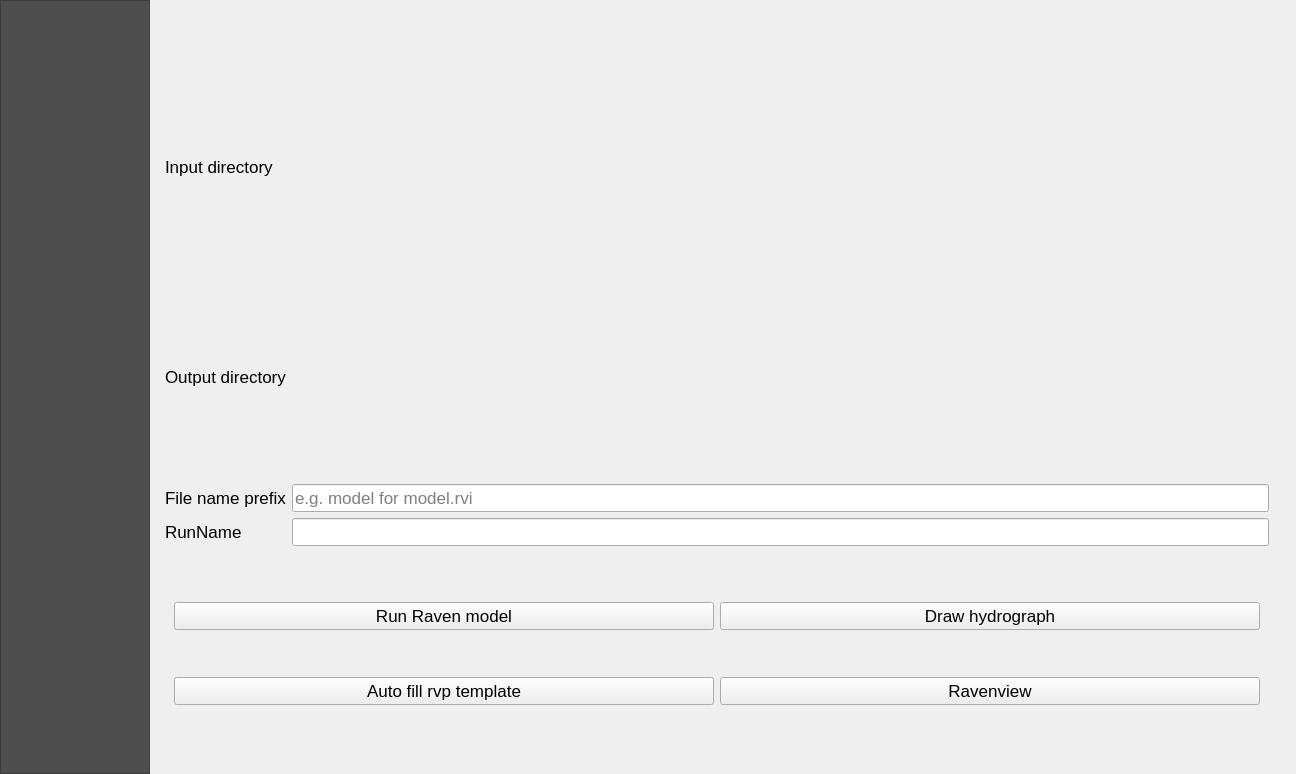
The window that qraven/qraven_dialog_base.ui (Scriptbash/QRaven) describes before a commit, drawn with Qt 5.
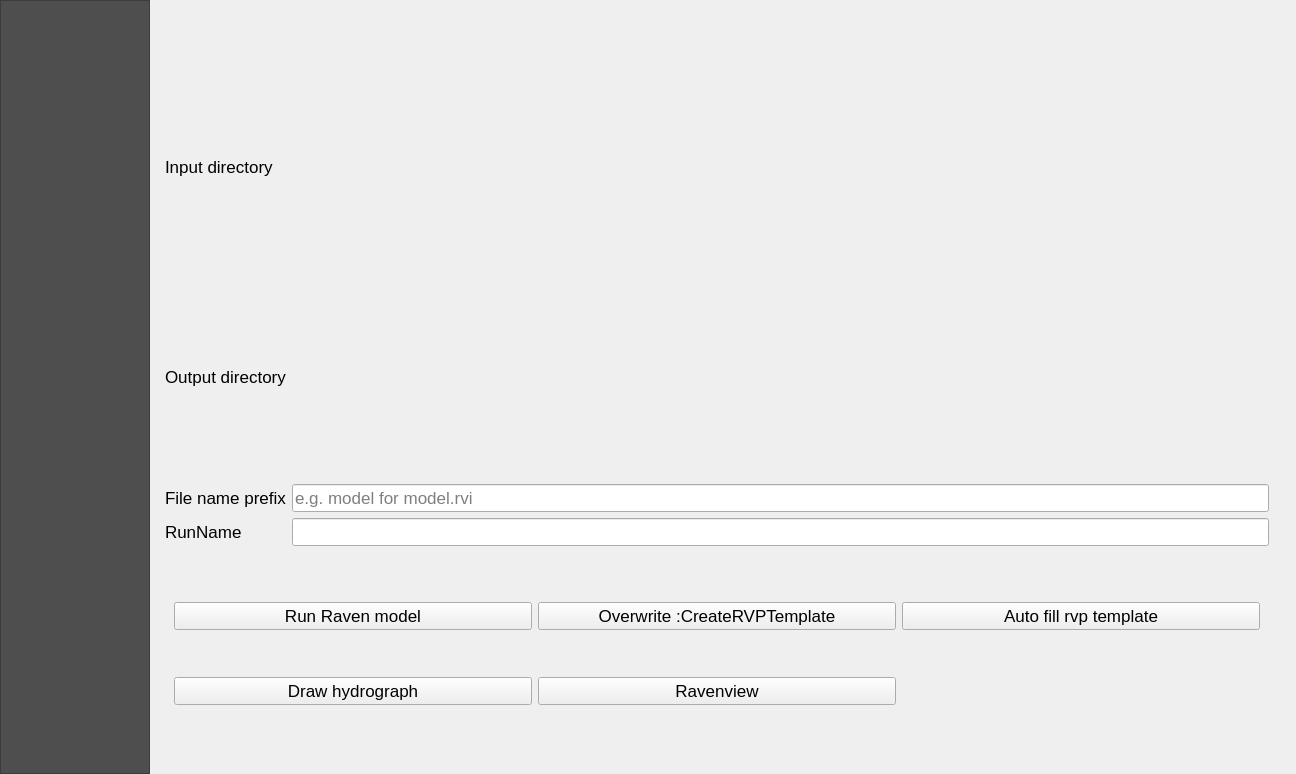
The same window after the commit. The open tabs and pages were chosen to show the change. Icons and pictures are not drawn. Custom widgets are drawn as their Qt base class.

Commit message: Add button to overwrite :CreateRVPTemplate command

Patch:
```diff
--- a/qraven/qraven_dialog_base.ui
+++ b/qraven/qraven_dialog_base.ui
@@ -113,7 +113,7 @@
       <item row="0" column="1">
        <widget class="QStackedWidget" name="stackedWidget">
         <property name="currentIndex">
-         <number>6</number>
+         <number>5</number>
         </property>
         <widget class="QWidget" name="rvi">
          <layout class="QVBoxLayout" name="verticalLayout_2">
@@ -5394,20 +5394,6 @@
              <item row="5" column="0" colspan="2">
               <widget class="QWidget" name="widget_9" native="true">
                <layout class="QGridLayout" name="gridLayout_42">
-                <item row="1" column="0">
-                 <widget class="QPushButton" name="btn_fillrvptemplate">
-                  <property name="text">
-                   <string>Auto fill rvp template</string>
-                  </property>
-                 </widget>
-                </item>
-                <item row="1" column="1">
-                 <widget class="QPushButton" name="btn_ravenview">
-                  <property name="text">
-                   <string>Ravenview</string>
-                  </property>
-                 </widget>
-                </item>
                 <item row="0" column="0">
                  <widget class="QPushButton" name="btn_runraven">
                   <property name="text">
@@ -5416,12 +5402,33 @@
                  </widget>
                 </item>
                 <item row="0" column="1">
+                 <widget class="QPushButton" name="btn_overwrite_rvp">
+                  <property name="text">
+                   <string>Overwrite :CreateRVPTemplate</string>
+                  </property>
+                 </widget>
+                </item>
+                <item row="0" column="2">
+                 <widget class="QPushButton" name="btn_fillrvptemplate">
+                  <property name="text">
+                   <string>Auto fill rvp template</string>
+                  </property>
+                 </widget>
+                </item>
+                <item row="1" column="0">
                  <widget class="QPushButton" name="btn_gatheroutput">
                   <property name="text">
                    <string>Draw hydrograph</string>
                   </property>
                  </widget>
                 </item>
+                <item row="1" column="1">
+                 <widget class="QPushButton" name="btn_ravenview">
+                  <property name="text">
+                   <string>Ravenview</string>
+                  </property>
+                 </widget>
+                </item>
                </layout>
               </widget>
              </item>
```
The commit also changes 1 other file.
